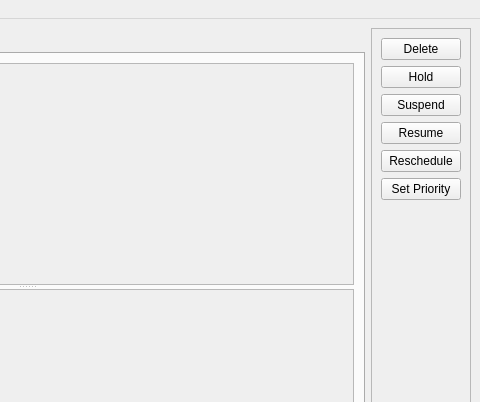
Qt form resources/MainWindow.ui (compso/pygrid-ui) before a commit; both pictures show x 320 to 800 and y 0 to 402 of the 800 by 600 pixel window.
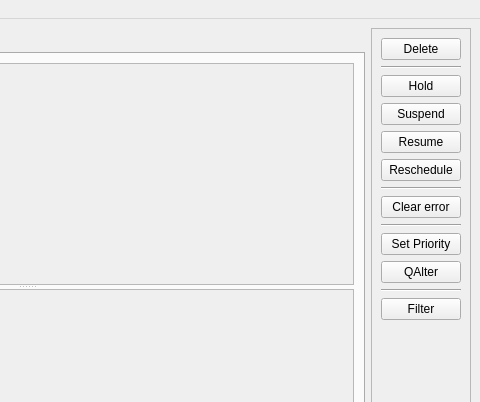
The same form after that commit.

What changed in the file:
```diff
--- a/resources/MainWindow.ui
+++ b/resources/MainWindow.ui
@@ -119,12 +119,19 @@
       </property>
       <layout class="QVBoxLayout" name="verticalLayout_5">
        <item>
-        <widget class="QPushButton" name="pushButton">
+        <widget class="QPushButton" name="delete_btn">
          <property name="text">
           <string>Delete</string>
          </property>
         </widget>
        </item>
+       <item>
+        <widget class="Line" name="line">
+         <property name="orientation">
+          <enum>Qt::Horizontal</enum>
+         </property>
+        </widget>
+       </item>
        <item>
         <widget class="QPushButton" name="pushButton_2">
          <property name="text">
@@ -153,6 +160,27 @@
          </property>
         </widget>
        </item>
+       <item>
+        <widget class="Line" name="line_2">
+         <property name="orientation">
+          <enum>Qt::Horizontal</enum>
+         </property>
+        </widget>
+       </item>
+       <item>
+        <widget class="QPushButton" name="pushButton">
+         <property name="text">
+          <string>Clear error</string>
+         </property>
+        </widget>
+       </item>
+       <item>
+        <widget class="Line" name="line_4">
+         <property name="orientation">
+          <enum>Qt::Horizontal</enum>
+         </property>
+        </widget>
+       </item>
        <item>
         <widget class="QPushButton" name="pushButton_6">
          <property name="text">
@@ -160,6 +188,27 @@
          </property>
         </widget>
        </item>
+       <item>
+        <widget class="QPushButton" name="pushButton_7">
+         <property name="text">
+          <string>QAlter</string>
+         </property>
+        </widget>
+       </item>
+       <item>
+        <widget class="Line" name="line_3">
+         <property name="orientation">
+          <enum>Qt::Horizontal</enum>
+         </property>
+        </widget>
+       </item>
+       <item>
+        <widget class="QPushButton" name="filters_btn">
+         <property name="text">
+          <string>Filter</string>
+         </property>
+        </widget>
+       </item>
        <item>
         <spacer name="verticalSpacer">
          <property name="orientation">
```
